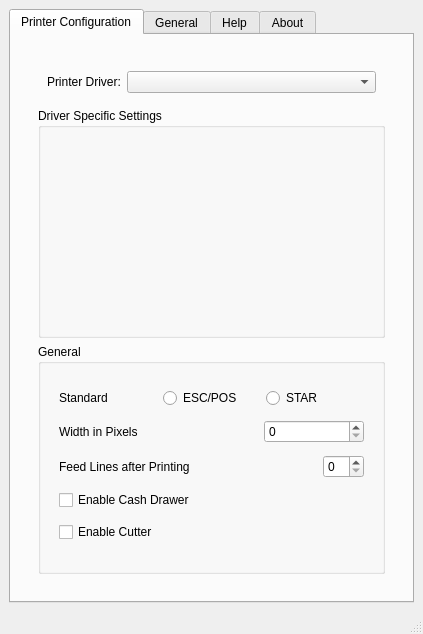
Above: mainwindow.ui from dieg0-a/posagentpro-src before the change. Below: the same form after it.
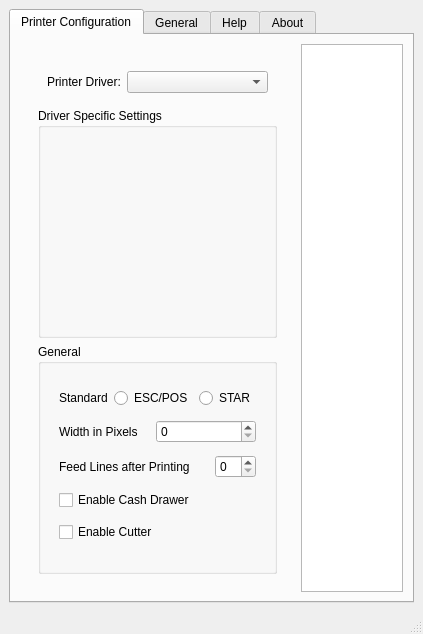
That is the form after the change. Icons and pictures are not drawn.

Patch:
```diff
--- a/mainwindow.ui
+++ b/mainwindow.ui
@@ -43,6 +43,12 @@
        <layout class="QHBoxLayout" name="horizontalLayout_6">
         <item>
          <widget class="QWidget" name="left_pane" native="true">
+          <property name="sizePolicy">
+           <sizepolicy hsizetype="Fixed" vsizetype="Preferred">
+            <horstretch>0</horstretch>
+            <verstretch>0</verstretch>
+           </sizepolicy>
+          </property>
           <layout class="QVBoxLayout" name="left_pane_layout">
            <item>
             <widget class="QWidget" name="printer_settings" native="true">
@@ -205,6 +211,13 @@
           </layout>
          </widget>
         </item>
+        <item>
+         <layout class="QVBoxLayout" name="right_pane">
+          <item>
+           <widget class="QGraphicsView" name="graphicsView"/>
+          </item>
+         </layout>
+        </item>
        </layout>
       </widget>
       <widget class="QWidget" name="tab_general">
```
